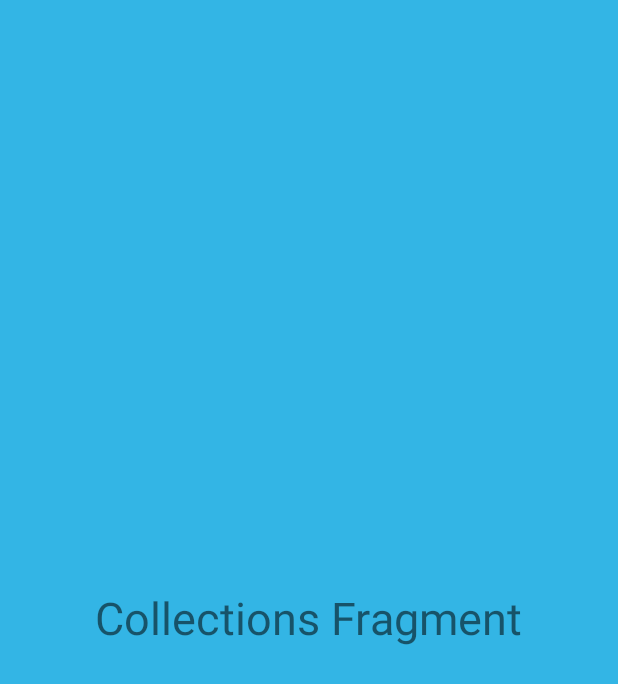
After one commit to Rashaad-Washington/BiomeTradingCard-Android, an Android app: the layout fragment_collection.xml on its own in the app's theme, with its tools: preview values and no code run, on a phone screen of 412 x 824 dp. The commit adds this screen. Shown: the top 684 px of the screen. Run offline under Robolectric (Android 15) with nearby library versions, the phone set to English and light mode, and no system bars.

Commit message:
Working on Fragments

```diff
--- a/app/src/main/AndroidManifest.xml
+++ b/app/src/main/AndroidManifest.xml
@@ -9,6 +9,9 @@
         android:roundIcon="@mipmap/ic_launcher_round"
         android:supportsRtl="true"
         android:theme="@style/Theme.BiomeTradingCard">
+        <activity
+            android:name=".Biome"
+            android:exported="false" />
         <activity
             android:name=".RegisterUser"
             android:exported="false" />
--- a/app/src/main/java/com/biometradingcardcompany/biometradingcard/MainActivity.java
+++ b/app/src/main/java/com/biometradingcardcompany/biometradingcard/MainActivity.java
@@ -1,11 +1,11 @@
 package com.biometradingcardcompany.biometradingcard;
-
 import androidx.appcompat.app.AppCompatActivity;
 
 import android.content.Intent;
 import android.os.Bundle;
 import android.view.View;
 import android.widget.TextView;
+
 
 public class MainActivity extends AppCompatActivity implements View.OnClickListener{
     private TextView register;
--- /dev/null
+++ b/app/src/main/res/layout/fragment_collection.xml
@@ -0,0 +1,14 @@
+<?xml version="1.0" encoding="utf-8"?>
+<RelativeLayout xmlns:android="http://schemas.android.com/apk/res/android"
+    android:layout_width="match_parent"
+    android:layout_height="match_parent"
+    android:background="@android:color/holo_blue_light">
+
+    <TextView
+        android:layout_width="wrap_content"
+        android:layout_height="wrap_content"
+        android:text="Collections Fragment"
+        android:textSize="30sp"
+        android:layout_centerInParent="true"/>
+
+</RelativeLayout>
```
Also changed, not shown: app/src/main/java/com/biometradingcardcompany/biometradingcard/Biome.java (added, +53 -0 lines), app/src/main/res/layout/activity_biome.xml (added, +23 -0 lines), app/src/main/res/layout/fragment_home.xml (added, +14 -0 lines), app/src/main/res/layout/fragment_scan.xml (added, +14 -0 lines), app/src/main/res/menu/bottom_navigation.xml (added, +17 -0 lines).
